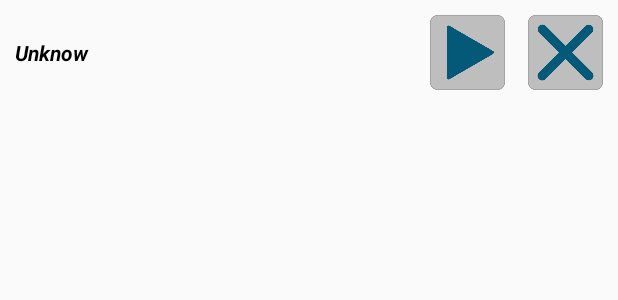
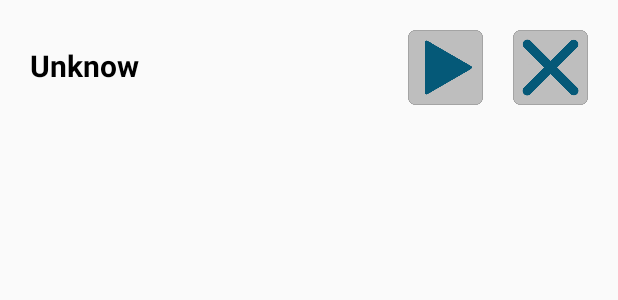
Before and after one commit to abdelrhamaneben/Jass, an Android app: the layout item_recorded.xml on its own in the app's theme, with its tools: preview values and no code run, on a phone screen of 412 x 824 dp. Shown: the top 300 px of the screen. Run offline under Robolectric (Android 15) with nearby library versions, the phone set to English and light mode, and no system bars.

```diff
--- a/app/src/main/java/com/abdelrhamane/dufaux/jass/models/record.java
+++ b/app/src/main/java/com/abdelrhamane/dufaux/jass/models/record.java
@@ -106,6 +106,8 @@ public class record {
 
     }
 
+
+
     // Media Functions
 
     /**
--- a/app/src/main/res/layout/item_recorded.xml
+++ b/app/src/main/res/layout/item_recorded.xml
@@ -1,32 +1,25 @@
 <?xml version="1.0" encoding="utf-8"?>
-<LinearLayout xmlns:android="http://schemas.android.com/apk/res/android"
-    android:layout_width="match_parent"
-    android:layout_height="wrap_content"
-    android:weightSum="1"
-    android:padding="10dp">
+<RelativeLayout xmlns:android="http://schemas.android.com/apk/res/android"
+    android:layout_width="match_parent" android:layout_height="match_parent"
+    android:id="@+id/layout"
+    android:longClickable="true">
 
-    <RelativeLayout
-        android:layout_width="match_parent"
-        android:layout_height="match_parent">
-
-        <ImageButton
-            android:layout_width="50dp"
-            android:layout_height="50dp"
-            android:id="@+id/play_button"
-            android:src="@drawable/button_play"
-            android:adjustViewBounds="false"
-            android:baselineAlignBottom="false"
-            android:clickable="true"
-            android:nestedScrollingEnabled="false"
-            android:cropToPadding="false"
-            android:scaleType="fitCenter"
-            android:padding="0dp"
-            android:layout_alignParentTop="true"
-            android:layout_toLeftOf="@+id/delete_button"
-            android:layout_toStartOf="@+id/delete_button"
-            android:layout_marginRight="15dp"
-            android:layout_marginEnd="21dp"
-            android:layout_marginLeft="15dp" />
+    <TextView
+        android:id="@+id/record_name"
+        android:layout_width="wrap_content"
+        android:layout_height="match_parent"
+        android:text="Unknow"
+        android:textStyle="bold"
+        android:textColor="@android:color/background_dark"
+        android:layout_gravity="center_vertical"
+        android:layout_toLeftOf="@+id/stop_button"
+        android:layout_alignTop="@+id/stop_button"
+        android:layout_alignParentLeft="true"
+        android:layout_alignParentStart="true"
+        android:layout_marginLeft="20dp"
+        android:layout_centerVertical="true"
+        android:layout_marginTop="10dp"
+        android:textSize="20dp" />
 
     <ImageButton
         android:layout_width="50dp"
@@ -42,21 +35,11 @@
         android:padding="0dp"
         android:layout_alignParentTop="true"
         android:layout_alignParentRight="true"
-            android:layout_alignParentEnd="true" />
-
-        <TextView
-            android:id="@+id/record_name"
-            android:layout_width="wrap_content"
-            android:layout_height="wrap_content"
-            android:text="Unknow"
-            android:textStyle="bold|italic"
-            android:textColor="@android:color/background_dark"
-            android:layout_gravity="center_vertical"
+        android:layout_alignParentEnd="true"
+        android:layout_marginTop="20dp"
+        android:layout_marginRight="20dp"
         android:layout_centerVertical="true"
-            android:layout_alignParentLeft="true"
-            android:layout_alignParentStart="true"
-            android:layout_toLeftOf="@+id/play_button"
-            android:layout_toStartOf="@+id/play_button" />
+        android:layout_marginBottom="20dp" />
 
     <ImageButton
         android:layout_width="50dp"
@@ -70,10 +53,29 @@
         android:cropToPadding="false"
         android:scaleType="fitCenter"
         android:padding="0dp"
-            android:layout_alignParentTop="true"
-            android:layout_alignLeft="@+id/play_button"
-            android:layout_alignStart="@+id/play_button"
-            android:visibility="invisible" />
+        android:visibility="invisible"
+        android:layout_alignTop="@+id/delete_button"
+        android:layout_toLeftOf="@+id/delete_button"
+        android:layout_toStartOf="@+id/delete_button"
+        android:layout_marginRight="20dp"
+        android:layout_marginLeft="20dp"
+        android:layout_centerVertical="true" />
+
+    <ImageButton
+        android:layout_width="50dp"
+        android:layout_height="50dp"
+        android:id="@+id/play_button"
+        android:src="@drawable/button_play"
+        android:adjustViewBounds="false"
+        android:baselineAlignBottom="false"
+        android:clickable="true"
+        android:nestedScrollingEnabled="false"
+        android:cropToPadding="false"
+        android:scaleType="fitCenter"
+        android:padding="0dp"
+        android:layout_alignTop="@+id/stop_button"
+        android:layout_alignLeft="@+id/stop_button"
+        android:layout_alignStart="@+id/stop_button"
+        android:layout_centerVertical="true" />
+
 </RelativeLayout>
-
-</LinearLayout>
```
Also changed, not shown: app/src/main/java/com/abdelrhamane/dufaux/jass/JassWall.java (+58 -0 lines), app/src/main/java/com/abdelrhamane/dufaux/jass/models/WallItemAdapter.java (+27 -5 lines), app/src/main/res/layout/activity_main.xml (+6 -1 lines), app/src/main/res/layout/item_wall_record.xml (deleted, +0 -35 lines). Lines whose indentation alone changed are shown as unchanged.
